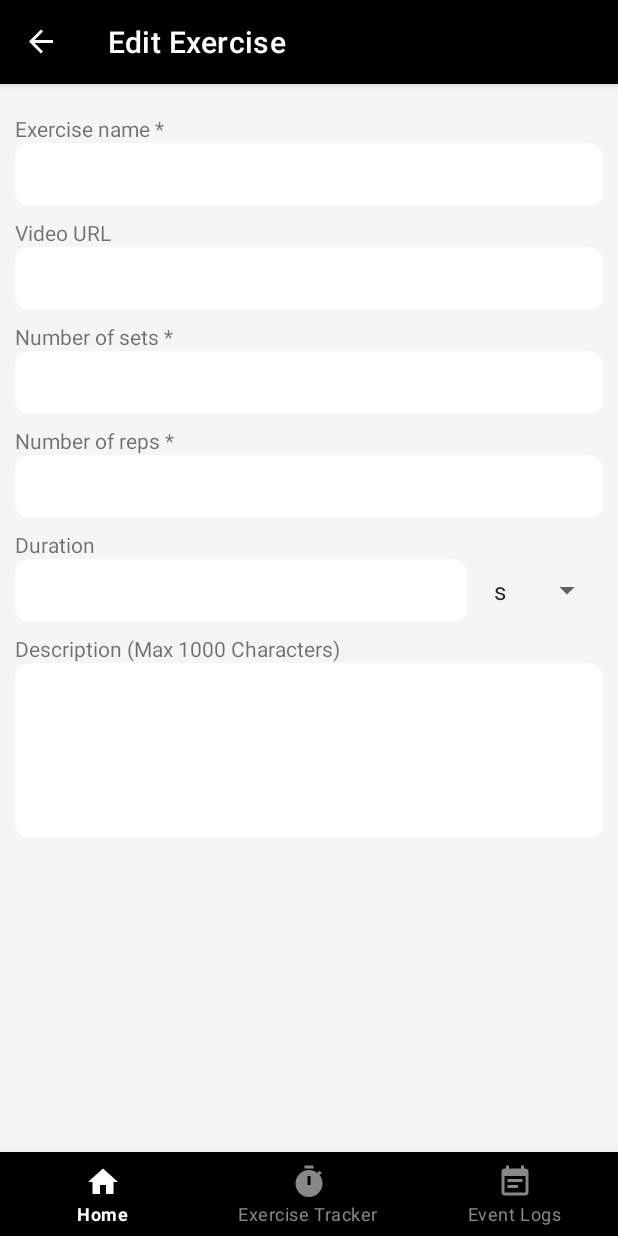
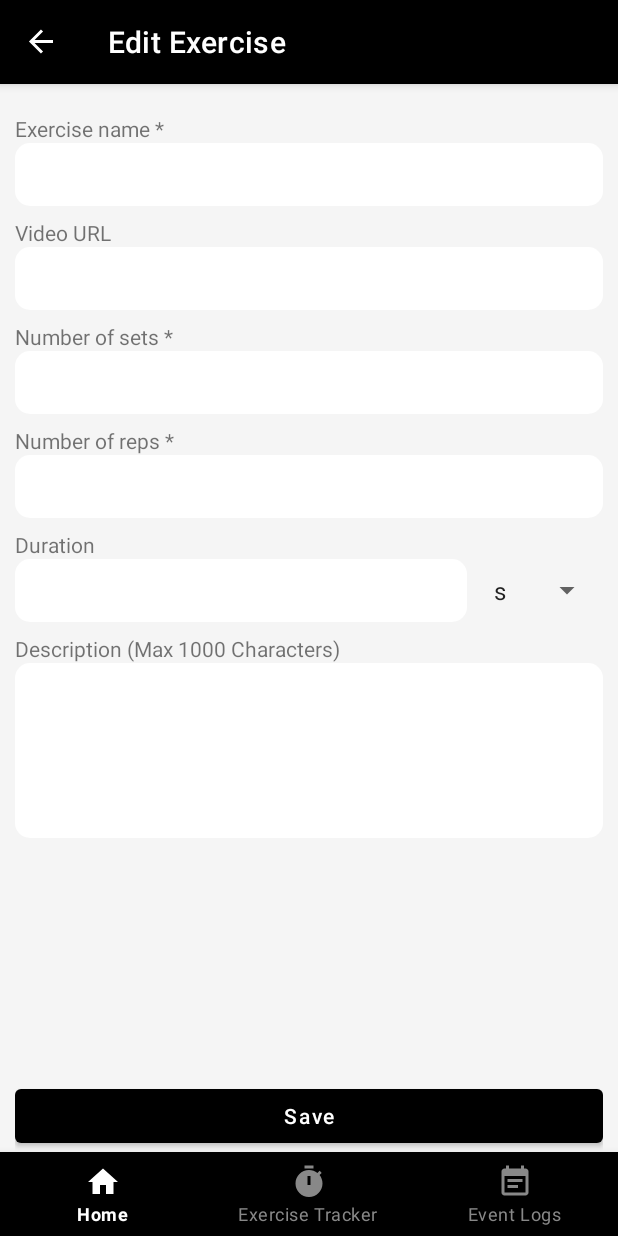
Before and after one commit to karenlinky/physio-tracker, an Android app: the screen it shows after launch (MainActivity), after a tap on "Add new exercise", on a phone screen of 412 x 824 dp. Run offline under Robolectric (Android 15) with nearby library versions, the phone set to English and light mode, and no system bars; our stand-ins replace Room's generated code, navigation-ui.

Commit message:
Added save exercise function

```diff
--- a/app/src/main/java/com/kykarenlin/physiotracker/enums/ExerciseBundleKeys.java
+++ b/app/src/main/java/com/kykarenlin/physiotracker/enums/ExerciseBundleKeys.java
@@ -7,6 +7,9 @@ public enum ExerciseBundleKeys {
     NUMSETS,
     NUMREPS,
     DURATION,
-    DURATIONUNIT,
-    DESCRIPTION
+    DURATION_UNIT,
+    DESCRIPTION,
+    IS_ARCHIVED,
+    IS_COMPLETED,
+    PROGRESS_TIMESTAMP
 }
--- a/app/src/main/java/com/kykarenlin/physiotracker/model/exercise/Exercise.java
+++ b/app/src/main/java/com/kykarenlin/physiotracker/model/exercise/Exercise.java
@@ -93,7 +93,7 @@ public class Exercise {
         return isCompleted;
     }
 
-    public int progressTimestamp() {
+    public int getProgressTimestamp() {
         return progressTimestamp;
     }
 }
--- a/app/src/main/java/com/kykarenlin/physiotracker/ui/home/EditExerciseFragment.java
+++ b/app/src/main/java/com/kykarenlin/physiotracker/ui/home/EditExerciseFragment.java
@@ -1,10 +1,7 @@
 package com.kykarenlin.physiotracker.ui.home;
 
-import androidx.lifecycle.Observer;
 import androidx.lifecycle.ViewModelProvider;
 
-import android.content.Intent;
-import android.net.Uri;
 import android.os.Bundle;
 
 import androidx.annotation.NonNull;
@@ -16,6 +13,7 @@ import android.view.View;
 import android.view.ViewGroup;
 import android.widget.AdapterView;
 import android.widget.ArrayAdapter;
+import android.widget.Button;
 import android.widget.EditText;
 import android.widget.Spinner;
 import android.widget.Toast;
@@ -24,10 +22,7 @@ import com.kykarenlin.physiotracker.R;
 import com.kykarenlin.physiotracker.databinding.FragmentEditExerciseBinding;
 import com.kykarenlin.physiotracker.enums.ExerciseBundleKeys;
 import com.kykarenlin.physiotracker.model.exercise.Exercise;
-import com.kykarenlin.physiotracker.model.exercise.ExerciseRepository;
 import com.kykarenlin.physiotracker.viewmodel.ExerciseViewModel;
-
-import java.net.URL;
 
 public class EditExerciseFragment extends Fragment {
 
@@ -35,7 +30,7 @@ public class EditExerciseFragment extends Fragment {
 
     private ExerciseViewModel exerciseViewModel;
 
-    private Exercise exercise;
+    private String unitSelected;
 
     public static EditExerciseFragment newInstance() {
         return new EditExerciseFragment();
@@ -46,8 +41,7 @@ public class EditExerciseFragment extends Fragment {
                              @Nullable Bundle savedInstanceState) {
 //        return inflater.inflate(R.layout.fragment_edit_exercise, container, false);
 
-        EditExerciseViewModel editExerciseViewModel =
-                new ViewModelProvider(this).get(EditExerciseViewModel.class);
+        exerciseViewModel = new ViewModelProvider(this).get(ExerciseViewModel.class);
 
         binding = FragmentEditExerciseBinding.inflate(inflater, container, false);
         View root = binding.getRoot();
@@ -66,8 +60,11 @@ public class EditExerciseFragment extends Fragment {
         if (duration == 0) {
             initDuration = "";
         }
-        String initDurationUnit = getArguments().getString(ExerciseBundleKeys.DURATIONUNIT.toString());
-        String initDescription =getArguments().getString(ExerciseBundleKeys.DESCRIPTION.toString());
+        String initDurationUnit = getArguments().getString(ExerciseBundleKeys.DURATION_UNIT.toString());
+        String initDescription = getArguments().getString(ExerciseBundleKeys.DESCRIPTION.toString());
+        boolean isArchived = getArguments().getBoolean(ExerciseBundleKeys.IS_ARCHIVED.toString());
+        boolean isCompleted = getArguments().getBoolean(ExerciseBundleKeys.IS_COMPLETED.toString());
+        int progressTimestamp = getArguments().getInt(ExerciseBundleKeys.PROGRESS_TIMESTAMP.toString());
 
         exerciseViewModel =
                 new ViewModelProvider(this).get(ExerciseViewModel.class);
@@ -83,10 +80,13 @@ public class EditExerciseFragment extends Fragment {
         ArrayAdapter<CharSequence> spinnerAdapter = ArrayAdapter.createFromResource(getContext(), R.array.units, android.R.layout.simple_spinner_item);
         spinnerAdapter.setDropDownViewResource(android.R.layout.simple_spinner_dropdown_item);
         spnDurationUnit.setAdapter(spinnerAdapter);
+
+        unitSelected = initDurationUnit;
+        spnDurationUnit.setSelection(spinnerAdapter.getPosition(unitSelected));
         spnDurationUnit.setOnItemSelectedListener(new AdapterView.OnItemSelectedListener() {
             @Override
             public void onItemSelected(AdapterView<?> adapterView, View view, int i, long l) {
-
+                unitSelected = adapterView.getItemAtPosition(i).toString();
             }
 
             @Override
@@ -102,27 +102,38 @@ public class EditExerciseFragment extends Fragment {
         edtDuration.setText(initDuration);
         edtDescription.setText(initDescription);
 
-//        if (exerciseId != -1) {
-//            exerciseViewModel.getExerciseById(exerciseId).observe(getViewLifecycleOwner(), new Observer<Exercise>() {
-//                @Override
-//                public void onChanged(Exercise fetchedExercise) {
-//
-//                    if (exercise != null || fetchedExercise == null) {
-//                        return;
-//                    }
-//
-//                    exercise = fetchedExercise;
-//                    edtName.setText(exercise.getName());
-//                    edtVideoUrl.setText(exercise.getVideoUrl());
-//                    edtNumSets.setText(exercise.getNumSets());
-//                    edtNumReps.setText(String.valueOf(exercise.getNumReps()));
-//                    edtDuration.setText(String.valueOf(exercise.getRepDuration()));
-//                    edtDescription.setText(exercise.getDescription());
-//                }
-//            });
-//        }
+        final Button btnSave = binding.btnSave;
 
-        Toast.makeText(getContext(), "exercise id is " + exerciseId, Toast.LENGTH_SHORT).show();
+        btnSave.setOnClickListener(new View.OnClickListener() {
+            @Override
+            public void onClick(View view) {
+                String name = edtName.getText().toString();
+                String videoUrl = edtVideoUrl.getText().toString();
+                String numSets = edtNumSets.getText().toString();
+                String numReps = edtNumReps.getText().toString();
+                String duration = edtDuration.getText().toString();
+                String description = edtDescription.getText().toString();
+                Exercise newExercise = new Exercise(
+                        name,
+                        videoUrl,
+                        numSets,
+                        Integer.parseInt(numReps),
+                        Integer.parseInt(duration),
+                        unitSelected,
+                        description);
+                if (exerciseId == -1) {
+                    exerciseViewModel.insert(newExercise);
+                } else {
+                    newExercise.setId(exerciseId);
+                    newExercise.setIsArchived(isArchived);
+                    newExercise.setIsCompleted(isCompleted);
+                    newExercise.setProgressTimestamp(progressTimestamp);
+                    exerciseViewModel.update(newExercise);
+                }
+
+                getActivity().getSupportFragmentManager().popBackStack();
+            }
+        });
 
         return root;
     }
--- a/app/src/main/java/com/kykarenlin/physiotracker/ui/home/HomeFragment.java
+++ b/app/src/main/java/com/kykarenlin/physiotracker/ui/home/HomeFragment.java
@@ -1,17 +1,12 @@
 package com.kykarenlin.physiotracker.ui.home;
 
-import android.graphics.Color;
 import android.os.Bundle;
 import android.view.LayoutInflater;
 import android.view.View;
 import android.view.ViewGroup;
 import android.widget.ImageButton;
-import android.widget.TextView;
-import android.widget.Toast;
 
 import androidx.annotation.NonNull;
-import androidx.annotation.Nullable;
-import androidx.fragment.app.Fragment;
 import androidx.lifecycle.Observer;
 import androidx.lifecycle.ViewModelProvider;
 import androidx.navigation.Navigation;
@@ -26,7 +21,6 @@ import com.kykarenlin.physiotracker.ui.commonfragments.BaseFragment;
 import com.kykarenlin.physiotracker.viewmodel.ExerciseViewModel;
 
 import java.util.List;
-import java.util.concurrent.TimeUnit;
 
 public class HomeFragment extends BaseFragment {
 
@@ -48,8 +42,11 @@ public class HomeFragment extends BaseFragment {
             bundle.putString(ExerciseBundleKeys.NUMSETS.toString(), "");
             bundle.putInt(ExerciseBundleKeys.NUMREPS.toString(), 0);
             bundle.putInt(ExerciseBundleKeys.DURATION.toString(), 0);
-            bundle.putString(ExerciseBundleKeys.DURATIONUNIT.toString(), "s");
+            bundle.putString(ExerciseBundleKeys.DURATION_UNIT.toString(), "s");
             bundle.putString(ExerciseBundleKeys.DESCRIPTION.toString(), "");
+            bundle.putBoolean(ExerciseBundleKeys.IS_ARCHIVED.toString(), false);
+            bundle.putBoolean(ExerciseBundleKeys.IS_COMPLETED.toString(), false);
+            bundle.putInt(ExerciseBundleKeys.PROGRESS_TIMESTAMP.toString(), 0);
             Navigation.findNavController(root).navigate(R.id.action_home_to_editExercise, bundle);
         });
 
--- a/app/src/main/res/layout/fragment_edit_exercise.xml
+++ b/app/src/main/res/layout/fragment_edit_exercise.xml
@@ -1,9 +1,17 @@
 <?xml version="1.0" encoding="utf-8"?>
-<ScrollView xmlns:android="http://schemas.android.com/apk/res/android"
+<androidx.constraintlayout.widget.ConstraintLayout xmlns:android="http://schemas.android.com/apk/res/android"
     xmlns:app="http://schemas.android.com/apk/res-auto"
     xmlns:tools="http://schemas.android.com/tools"
     android:layout_width="match_parent"
-    android:layout_height="match_parent"
+    android:layout_height="match_parent">
+
+    <ScrollView
+        android:layout_width="match_parent"
+        android:layout_height="0dp"
+        app:layout_constraintBottom_toTopOf="@+id/button"
+        app:layout_constraintEnd_toEndOf="parent"
+        app:layout_constraintStart_toStartOf="parent"
+        app:layout_constraintTop_toTopOf="parent"
         tools:context=".ui.home.EditExerciseFragment">
 
         <!--    <TextView-->
@@ -14,71 +22,73 @@
             android:layout_width="match_parent"
             android:layout_height="match_parent"
             android:orientation="vertical">
+
             <TextView
                 android:layout_width="wrap_content"
                 android:layout_height="wrap_content"
-            android:text="Exercise name *"/>
+                android:text="Exercise name *" />
 
             <EditText
                 android:id="@+id/edtName"
                 android:layout_width="match_parent"
                 android:layout_height="wrap_content"
-            android:textSize="16sp"
                 android:layout_marginBottom="8dp"
+                android:background="@drawable/shp_edit_text_background"
+                android:maxLength="70"
                 android:padding="10dp"
-            android:maxLength="70"
-            android:background="@drawable/shp_edit_text_background"/>
+                android:textSize="16sp" />
 
             <TextView
                 android:layout_width="wrap_content"
                 android:layout_height="wrap_content"
-            android:text="Video URL"/>
+                android:text="Video URL" />
 
             <EditText
                 android:id="@+id/edtVideoUrl"
                 android:layout_width="match_parent"
                 android:layout_height="wrap_content"
-            android:textSize="16sp"
                 android:layout_marginBottom="8dp"
+                android:background="@drawable/shp_edit_text_background"
+                android:maxLength="100"
                 android:padding="10dp"
-            android:background="@drawable/shp_edit_text_background"
-            android:maxLength="100"/>
+                android:textSize="16sp" />
 
             <TextView
                 android:layout_width="wrap_content"
                 android:layout_height="wrap_content"
-            android:text="Number of sets *"/>
+                android:text="Number of sets *" />
 
             <EditText
                 android:id="@+id/edtNumSets"
                 android:layout_width="match_parent"
                 android:layout_height="wrap_content"
-            android:textSize="16sp"
                 android:layout_marginBottom="8dp"
+                android:background="@drawable/shp_edit_text_background"
+                android:maxLength="50"
                 android:padding="10dp"
-            android:maxLength="50"
-            android:background="@drawable/shp_edit_text_background"/>
+                android:textSize="16sp" />
 
             <TextView
                 android:layout_width="wrap_content"
                 android:layout_height="wrap_content"
-            android:text="Number of reps *"/>
+                android:text="Number of reps *" />
 
             <EditText
                 android:id="@+id/edtNumReps"
                 android:layout_width="match_parent"
                 android:layout_height="wrap_content"
+                android:layout_marginBottom="8dp"
+                android:background="@drawable/shp_edit_text_background"
                 android:inputType="number"
-            android:textSize="16sp"
-            android:layout_marginBottom="8dp"
+                android:maxLength="2"
                 android:padding="10dp"
-            android:maxLength="2"
-            android:background="@drawable/shp_edit_text_background"/>
+                android:textSize="16sp" />
 
             <TextView
                 android:layout_width="wrap_content"
                 android:layout_height="wrap_content"
-            android:text="Duration"/>
+                android:text="Duration" />
+
             <androidx.constraintlayout.widget.ConstraintLayout
                 android:layout_width="match_parent"
                 android:layout_height="wrap_content"
@@ -113,21 +123,31 @@
             <TextView
                 android:layout_width="wrap_content"
                 android:layout_height="wrap_content"
-            android:text="Description (Max 1000 Characters)"/>
+                android:text="Description (Max 1000 Characters)" />
 
             <EditText
                 android:id="@+id/edtDescription"
                 android:layout_width="match_parent"
                 android:layout_height="wrap_content"
-            android:textSize="16sp"
                 android:layout_marginBottom="8dp"
-            android:padding="10dp"
-            android:maxLength="1000"
-            android:minLines="5"
-            android:maxLines="8"
+                android:background="@drawable/shp_edit_text_background"
                 android:gravity="start|top"
                 android:inputType="textMultiLine"
-            android:background="@drawable/shp_edit_text_background"/>
+                android:maxLength="1000"
+                android:maxLines="8"
+                android:minLines="5"
+                android:padding="10dp"
+                android:textSize="16sp" />
         </LinearLayout>
+    </ScrollView>
 
-</ScrollView>
+    <Button
+        android:id="@+id/btnSave"
+        android:layout_width="match_parent"
+        android:layout_height="wrap_content"
+        android:textAllCaps="false"
+        android:text="@string/lbl_save"
+        app:layout_constraintBottom_toBottomOf="parent"
+        app:layout_constraintEnd_toEndOf="parent"
+        app:layout_constraintStart_toStartOf="parent" />
+</androidx.constraintlayout.widget.ConstraintLayout>
--- a/app/src/main/res/values/strings.xml
+++ b/app/src/main/res/values/strings.xml
@@ -14,6 +14,7 @@
     <string name="lbl_delete">Delete</string>
     <string name="lbl_confirm">Confirm</string>
     <string name="lbl_cancel">Cancel</string>
+    <string name="lbl_save">Save</string>
     <string-array name="units">
         <item>s</item>
         <item>min</item>
```
Also changed, not shown: app/src/main/java/com/kykarenlin/physiotracker/ui/home/ViewExerciseFragment.java (+20 -13 lines), app/src/main/res/layout/fragment_view_exercise.xml (+5 -2 lines). Lines whose indentation alone changed are shown as unchanged.
